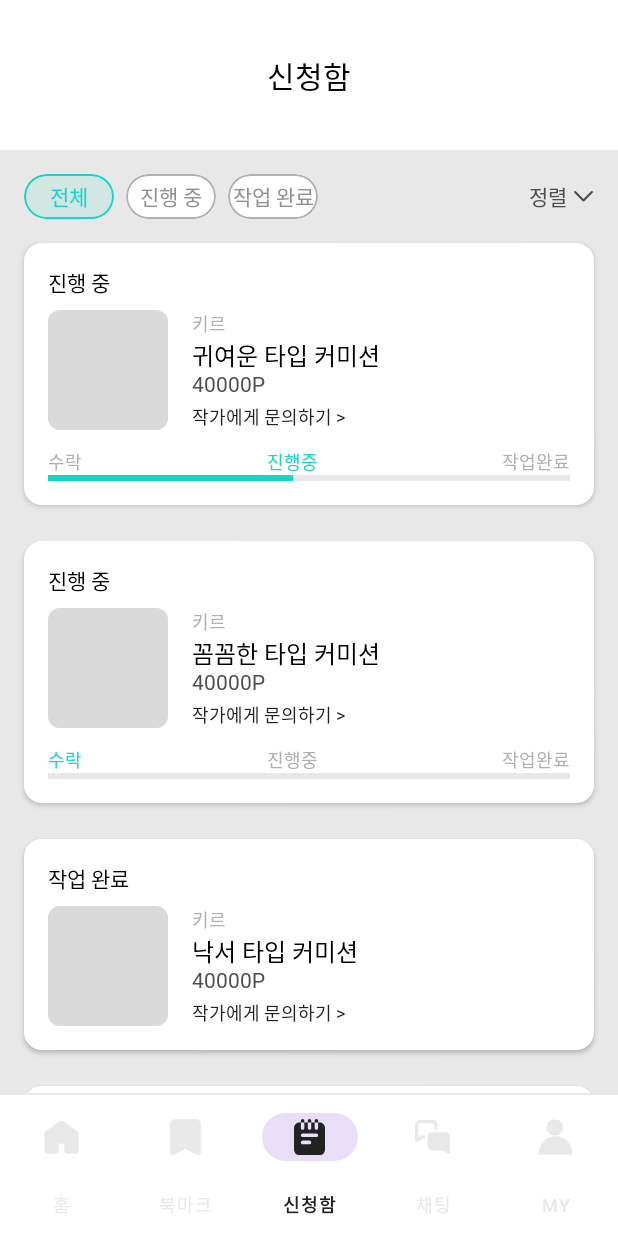
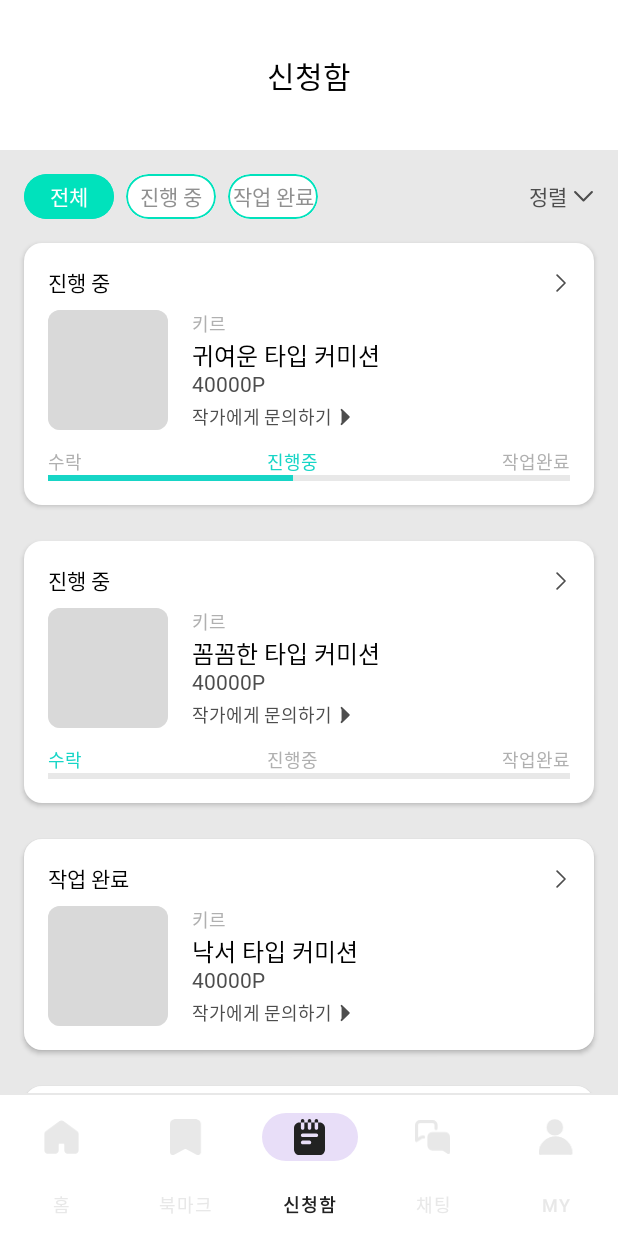
Before and after one commit to umc-commit/commit_frontend, an Android app built with Jetpack Compose: the screen it shows after launch (MainActivity), item 3 of the bottom bar chosen, on a phone screen of 412 x 824 dp. Run offline under Robolectric (Android 15) with nearby library versions, the light colour scheme and no system bars; pictures from the network do not load; Roboto replaces fonts that are not available here.

Commit message:
Feat:request 1,2 UI final version 피그마 적용

```diff
--- a/app/src/main/java/com/example/commit/ui/request/components/FilterRow.kt
+++ b/app/src/main/java/com/example/commit/ui/request/components/FilterRow.kt
@@ -40,14 +40,14 @@ fun FilterRow(selected: String, onSelect: (String) -> Unit) {
                         .height(30.dp)
                         .clip(RoundedCornerShape(16.dp))
                         .background(
-                            color = if (isSelected) Color(0x1A17D5C6) else Color.White // mint1 10% 투명도
+                            color = if (isSelected) Color(0xFF00E2BC) else Color.White
                         )
                         .border(
                             width = 1.dp,
                             color = if (isSelected)
-                                Color(0xFF17D5C6) // mint1
+                                Color(0xFF00E2BC)
                             else
-                                Color(0xFFB0B0B0), // gray2
+                                Color(0xFF00E2BC),
                             shape = RoundedCornerShape(16.dp)
                         )
                         .clickable { onSelect(label) },
@@ -59,7 +59,7 @@ fun FilterRow(selected: String, onSelect: (String) -> Unit) {
                         fontFamily = notoSansKR,
                         fontWeight = FontWeight.Medium,
                         color = if (isSelected)
-                            Color(0xFF17D5C6) // mint1
+                            Color.White
                         else
                             Color(0xFF909090)
                     )
--- a/app/src/main/java/com/example/commit/ui/request/components/RequestCard.kt
+++ b/app/src/main/java/com/example/commit/ui/request/components/RequestCard.kt
@@ -4,10 +4,13 @@ import androidx.compose.foundation.background
 import androidx.compose.foundation.layout.*
 import androidx.compose.foundation.shape.RoundedCornerShape
 import androidx.compose.material.Card
+import androidx.compose.material.Icon
 import androidx.compose.material.Text
 import androidx.compose.runtime.Composable
+import androidx.compose.ui.Alignment
 import androidx.compose.ui.Modifier
 import androidx.compose.ui.draw.clip
+import androidx.compose.ui.graphics.Color
 import androidx.compose.ui.layout.ContentScale
 import androidx.compose.ui.res.painterResource
 import androidx.compose.ui.text.font.FontWeight
@@ -19,7 +22,6 @@ import com.example.commit.R
 import com.example.commit.data.model.Artist
 import com.example.commit.data.model.RequestItem
 import com.example.commit.ui.request.notoSansKR
-import androidx.compose.ui.graphics.Color
 
 @Composable
 fun RequestCard(item: RequestItem) {
@@ -35,6 +37,13 @@ fun RequestCard(item: RequestItem) {
             .padding(vertical = 8.dp)
     ) {
         Column(modifier = Modifier.padding(16.dp)) {
+
+            // 🔹 진행 상태 + 오른쪽 아이콘
+            Row(
+                modifier = Modifier.fillMaxWidth(),
+                verticalAlignment = Alignment.CenterVertically,
+                horizontalArrangement = Arrangement.SpaceBetween
+            ) {
                 Text(
                     text = if (isInProgress) "진행 중" else "작업 완료",
                     fontSize = 14.sp,
@@ -42,6 +51,13 @@ fun RequestCard(item: RequestItem) {
                     color = Color.Black,
                     fontWeight = FontWeight.SemiBold
                 )
+                Icon(
+                    painter = painterResource(id = R.drawable.vector),
+                    contentDescription = "화살표",
+                    tint = Color(0xFF4D4D4D),
+                    modifier = Modifier.size(12.dp)
+                )
+            }
 
             Spacer(modifier = Modifier.height(8.dp))
 
@@ -53,7 +69,7 @@ fun RequestCard(item: RequestItem) {
                     modifier = Modifier
                         .size(80.dp)
                         .clip(RoundedCornerShape(8.dp))
-                        .background(Color(0xFFE8E8E8)), // gray1
+                        .background(Color(0xFFE8E8E8)),
                     error = painterResource(id = R.drawable.ic_default_image),
                     fallback = painterResource(id = R.drawable.ic_default_image)
                 )
@@ -81,14 +97,26 @@ fun RequestCard(item: RequestItem) {
                         fontFamily = notoSansKR,
                         fontWeight = FontWeight.Normal
                     )
+
                     Spacer(modifier = Modifier.height(4.dp))
+
+                    // 🔹 문의하기 + 아이콘 한 줄 정렬
+                    Row(verticalAlignment = Alignment.CenterVertically) {
                         Text(
-                        text = "작가에게 문의하기 >",
+                            text = "작가에게 문의하기",
                             fontSize = 12.sp,
-                        color = Color(0xFF222222),
                             fontFamily = notoSansKR,
-                        fontWeight = FontWeight.Normal
+                            fontWeight = FontWeight.Normal,
+                            color = Color(0xFF4D4D4D)
                         )
+                        Spacer(modifier = Modifier.width(2.dp))
+                        Icon(
+                            painter = painterResource(id = R.drawable.artist_vector),
+                            contentDescription = "화살표",
+                            tint = Color(0xFF4D4D4D),
+                            modifier = Modifier.size(12.dp)
+                        )
+                    }
                 }
             }
 
@@ -146,7 +174,7 @@ fun RequestCard(item: RequestItem) {
 fun RequestCardPreview() {
     val sampleItem = RequestItem(
         requestId = 1,
-        status = "DONE",
+        status = "IN_PROGRESS",
         title = "낙서 타입 커미션",
         price = 16000,
         thumbnailImage = "https://via.placeholder.com/150",
--- /dev/null
+++ b/app/src/main/res/drawable/artist_vector.xml
@@ -0,0 +1,16 @@
+<vector xmlns:android="http://schemas.android.com/apk/res/android"
+    android:width="6dp"
+    android:height="10dp"
+    android:viewportWidth="6"
+    android:viewportHeight="10">
+  <path
+      android:pathData="M1.432,1L5.432,5L1.432,9"
+      android:fillColor="#222222"/>
+  <path
+      android:strokeWidth="1"
+      android:pathData="M1.432,1L5.432,5L1.432,9"
+      android:strokeLineJoin="round"
+      android:fillColor="#00000000"
+      android:strokeColor="#222222"
+      android:strokeLineCap="round"/>
+</vector>
```
Lines whose indentation alone changed are shown as unchanged.
